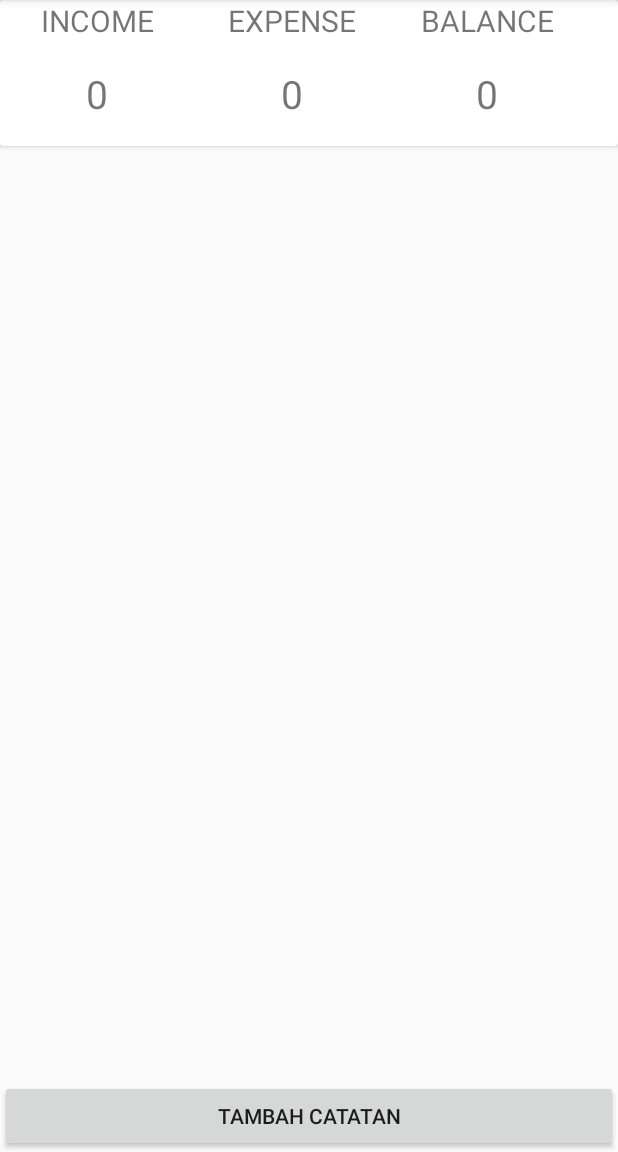
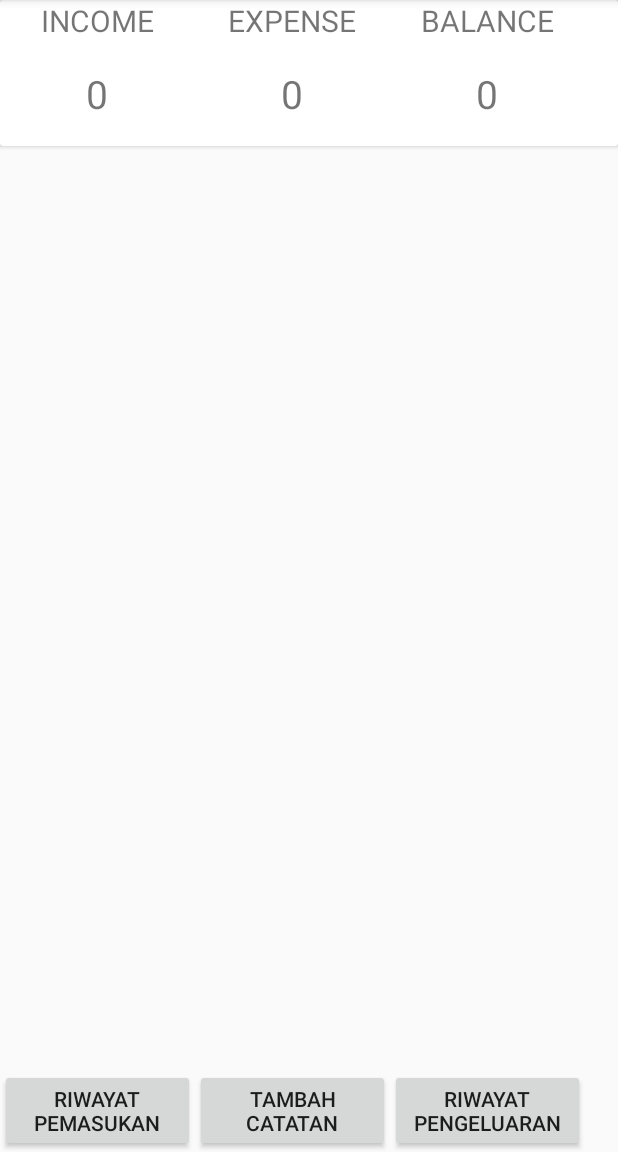
Before and after one commit to Begeniro/WalleNote, an Android app: the screen it shows after launch (MainActivity), on a phone screen of 412 x 824 dp, the part 84-1236 px from its top. Run offline under Robolectric (Android 15) with nearby library versions, the phone set to English and light mode, and no system bars.

Commit message:
Riwayat Pemasukan

```diff
--- a/app/src/main/AndroidManifest.xml
+++ b/app/src/main/AndroidManifest.xml
@@ -9,7 +9,8 @@
         android:roundIcon="@mipmap/ic_launcher_round"
         android:supportsRtl="true"
         android:theme="@style/AppTheme">
-        <activity android:name=".UpdateCatatan"></activity>
+        <activity android:name=".RekapPemasukan"></activity>
+        <activity android:name=".UpdateCatatan" />
         <activity android:name=".LihatCatatan" />
         <activity android:name=".TambahCatatan" />
         <activity android:name=".MainActivity">
--- a/app/src/main/java/android/example/wallenote/MainActivity.java
+++ b/app/src/main/java/android/example/wallenote/MainActivity.java
@@ -22,7 +22,7 @@ public class MainActivity extends AppCompatActivity {
     ListView listView;
     ArrayList<Map<String, String>> arrayList;
     TextView tvIncome, tvExpanses, tvBalance;
-    Button tambah;
+    Button tambah, rwytPem;
     DBHelper dbcenter;
     Cursor cursor;
 
@@ -33,15 +33,24 @@ public class MainActivity extends AppCompatActivity {
         setContentView(R.layout.activity_main);
         listView=findViewById(R.id.listView);
         dbcenter = new DBHelper(this);
-        tambah = findViewById(R.id.tambah_catatan);
         tvIncome = findViewById(R.id.income);
         tvExpanses = findViewById(R.id.expenses);
         tvBalance=findViewById(R.id.balance);
+        tambah = findViewById(R.id.tambah_catatan);
+        rwytPem = findViewById(R.id.riwayat_pemasukan);
+
+        rwytPem.setOnClickListener(new View.OnClickListener() {
+            @Override
+            public void onClick(View v) {
+                Intent m = new Intent(MainActivity.this, RekapPemasukan.class);
+                startActivity(m);
+            }
+        });
 
         tambah.setOnClickListener(new View.OnClickListener() {
             @Override
             public void onClick(View view) {
-                Intent m = new Intent(getApplicationContext(),TambahCatatan.class);
+                Intent m = new Intent(MainActivity.this, TambahCatatan.class);
                 startActivity(m);
             }
         });
@@ -50,11 +59,12 @@ public class MainActivity extends AppCompatActivity {
             @Override
             public void onItemClick(AdapterView<?> adapterView, View view, int i, long l) {
                 String val = arrayList.get(i).get("id_transaksi");
-                Intent n = new Intent(getApplicationContext(),LihatCatatan.class);
+                Intent n = new Intent(MainActivity.this, LihatCatatan.class);
                 n.putExtra("key_extra_id", val);
                 startActivity(n);
             }
         });
+
 
     }
     private void getSum(){
--- a/app/src/main/res/layout/activity_main.xml
+++ b/app/src/main/res/layout/activity_main.xml
@@ -76,10 +76,28 @@
         android:layout_height="match_parent" />
 
     <Button
+        android:id="@+id/riwayat_pemasukan"
+        android:layout_alignParentBottom="true"
+        android:layout_width="130dp"
+        android:layout_height="wrap_content"
+        android:text="Riwayat Pemasukan"
+        />
+
+    <Button
         android:id="@+id/tambah_catatan"
+        android:layout_toRightOf="@+id/riwayat_pemasukan"
         android:layout_alignParentBottom="true"
-        android:layout_width="match_parent"
+        android:layout_width="130dp"
         android:layout_height="wrap_content"
         android:text="Tambah Catatan"
         />
+
+    <Button
+        android:id="@+id/riwayat_pengeluaran"
+        android:layout_toRightOf="@+id/tambah_catatan"
+        android:layout_alignParentBottom="true"
+        android:layout_width="130dp"
+        android:layout_height="wrap_content"
+        android:text="Riwayat Pengeluaran"
+        />
 </RelativeLayout>
```
Also changed, not shown: app/src/main/java/android/example/wallenote/DBHelper.java (+23 -0 lines), app/src/main/java/android/example/wallenote/RekapPemasukan.java (added, +34 -0 lines), app/src/main/res/layout/activity_rekap_pemasukan.xml (added, +14 -0 lines).
